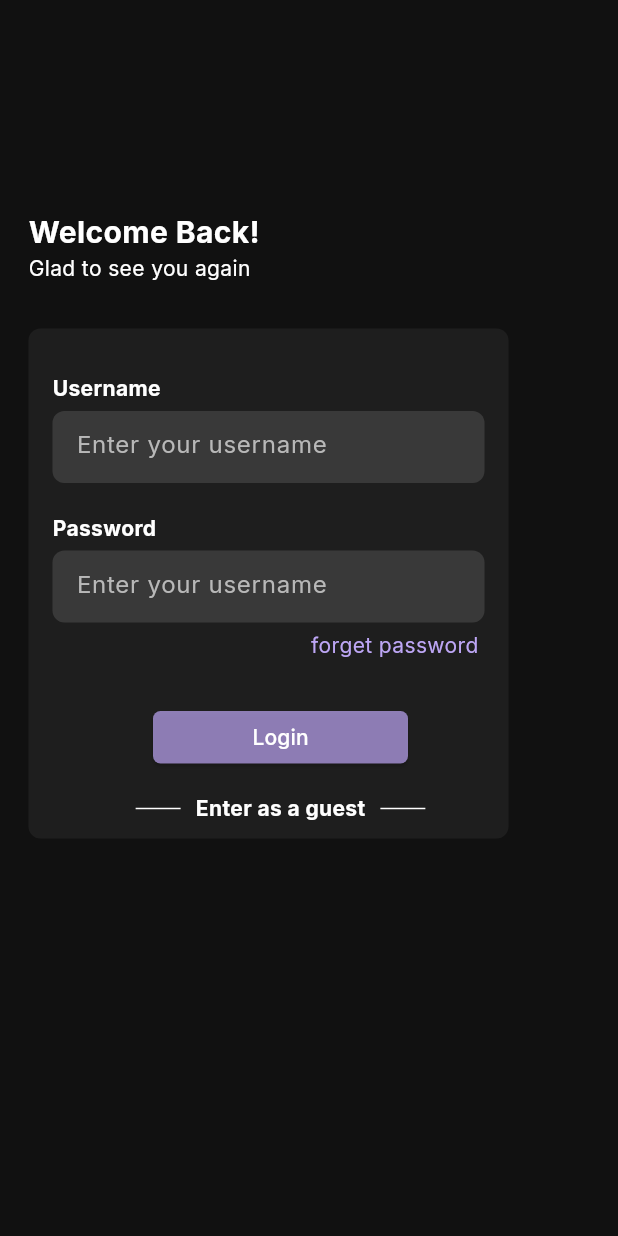
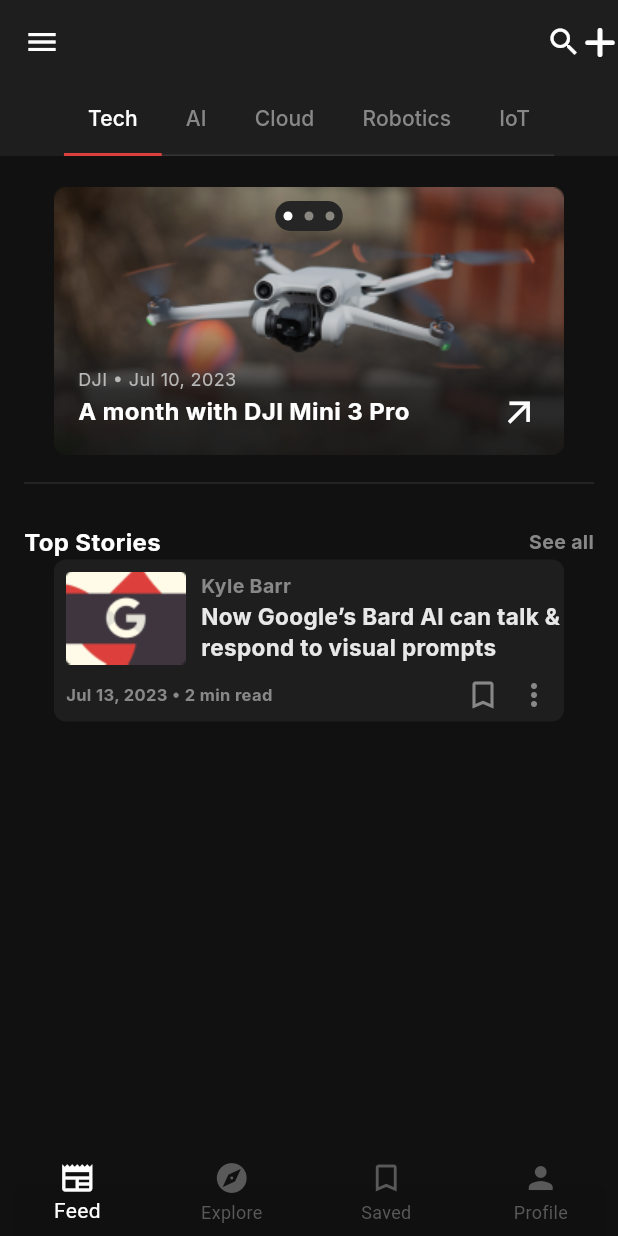
Before and after one commit to Flutter-gg-1/Project-5, a Flutter app: the screen it shows after launch, after a tap on "Login", on a phone screen of 412 x 824 dp. Run offline on Flutter 3.47's test engine with Material 3 defaults, Android fonts, the phone set to English and light mode, and no system bars; drawn by our look-alikes of carousel_slider, smooth_page_indicator; our stand-ins replace get_it, get_storage, google_fonts, icons_plus.

Commit message:
done form blog contant ui

```diff
--- /dev/null
+++ b/lib/page/Home_page.dart
@@ -0,0 +1,119 @@
+import 'package:carousel_slider/carousel_slider.dart';
+import 'package:flutter/material.dart';
+import 'package:google_fonts/google_fonts.dart';
+import 'package:icons_plus/icons_plus.dart';
+import 'package:pro_5/widget/home_page/blog_card_widget.dart';
+import 'package:pro_5/widget/home_page/blog_slider_widget.dart';
+import 'package:smooth_page_indicator/smooth_page_indicator.dart';
+
+class HomePage extends StatelessWidget {
+  const HomePage({super.key});
+
+  @override
+  Widget build(BuildContext context) {
+    return DefaultTabController(
+      length: 5,
+      child: Scaffold(
+        backgroundColor: const Color(0xff111111),
+        appBar: AppBar(
+          backgroundColor: const Color(0xff1E1E1E),
+          leading: const Icon(
+            Icons.menu,
+            color: Colors.white,
+          ),
+          actions: const [
+            Icon(Icons.search, color: Colors.white),
+            Icon(
+              FontAwesome.plus_solid,
+              color: Colors.white,
+            ),
+          ],
+          bottom: TabBar(
+            tabAlignment: TabAlignment.center,
+            indicatorSize: TabBarIndicatorSize.tab,
+            indicatorColor: const Color(0xffDD403C),
+            unselectedLabelColor: const Color(0xff888888),
+            labelColor: Colors.white,
+            dividerColor: const Color(0xffFFFFFF).withOpacity(0.1),
+            tabs: [
+              Tab(
+                child: Text(
+                  "Tech",
+                  style: GoogleFonts.inter(),
+                ),
+              ),
+              Tab(
+                child: Text(
+                  "AI",
+                  style: GoogleFonts.inter(),
+                ),
+              ),
+              Tab(
+                child: Text(
+                  "Cloud",
+                  style: GoogleFonts.inter(),
+                ),
+              ),
+              Tab(
+                child: Text(
+                  "Robotics",
+                  style: GoogleFonts.inter(),
+                ),
+              ),
+              Tab(
+                child: Text(
+                  "IoT",
+                  style: GoogleFonts.inter(),
+                ),
+              )
+            ],
+          ),
+        ),
+        body: SingleChildScrollView(
+          child: Column(
+            children: [
+              const SizedBox(
+                height: 20,
+              ),
+              const Center(child: BlogSliderWidget()),
+              const SizedBox(
+                height: 10,
+              ),
+              Divider(
+                endIndent: 16,
+                indent: 16,
+                color: const Color(0xffFFFFFF).withOpacity(0.1),
+              ),
+              const SizedBox(
+                height: 20,
+              ),
+              Padding(
+                padding: const EdgeInsets.symmetric(horizontal: 16),
+                child: Row(
+                  mainAxisAlignment: MainAxisAlignment.spaceBetween,
+                  children: [
+                    Text("Top Stories",
+                        style: GoogleFonts.inter(
+                            color: Colors.white,
+                            fontWeight: FontWeight.bold,
+                            fontSize: 16)),
+                    Text(
+                      "See all",
+                      style: GoogleFonts.inter(
+                          color: const Color(0xff888888),
+                          fontWeight: FontWeight.bold,
+                          fontSize: 13),
+                    ),
+                  ],
+                ),
+              ),
+
+
+             const BlogCardWidget()
+            ],
+          ),
+        ),
+      ),
+    );
+  }
+}
--- a/lib/page/login_page.dart
+++ b/lib/page/login_page.dart
@@ -1,6 +1,7 @@
 import 'package:flutter/material.dart';
 import 'package:google_fonts/google_fonts.dart';
-import 'package:pro_5/widget/login_continer_widget.dart';
+
+import 'package:pro_5/widget/login_page/login_continer_widget.dart';
 
 class LoginPage extends StatelessWidget {
   const LoginPage({super.key});
--- /dev/null
+++ b/lib/page/navbar_page.dart
@@ -0,0 +1,74 @@
+
+
+
+
+import 'package:flutter/cupertino.dart';
+import 'package:flutter/material.dart';
+import 'package:pro_5/page/Home_page.dart';
+
+class NavbarPage extends StatefulWidget {
+  const NavbarPage({super.key});
+
+  @override
+  State<NavbarPage> createState() => _NavbarPageState();
+}
+
+class _NavbarPageState extends State<NavbarPage> {
+
+
+  List<Widget> navWidgetList = [
+    const HomePage(),
+    const HomePage(),
+    const HomePage(),
+    const HomePage(),
+  ];
+
+
+  int navIndex = 0;
+  @override
+  Widget build(BuildContext context) {
+    return  Scaffold(
+
+        backgroundColor: const Color(0xff111111),
+
+
+
+
+      bottomNavigationBar:  BottomNavigationBar(
+
+        currentIndex: navIndex ,
+        backgroundColor: const Color(0xff111111).withOpacity(0.84),
+        type: BottomNavigationBarType.fixed,
+        unselectedItemColor: const Color(0xff595959),
+        selectedItemColor: Colors.white,
+
+        onTap: (value) {
+
+          navIndex = value;
+          setState(() {
+
+          });
+        },
+
+
+        items: const [
+
+          BottomNavigationBarItem(icon: Icon(Icons.newspaper), label: "Feed"),
+          BottomNavigationBarItem(icon: Icon(Icons.explore), label: "Explore"),
+          BottomNavigationBarItem(icon: Icon(Icons.bookmark_outline), label: "Saved"),
+          BottomNavigationBarItem(icon: Icon(Icons.person), label: "Profile"),
+        ],
+
+
+      ),
+
+
+
+      body:navWidgetList[navIndex] ,
+
+
+
+
+    );
+  }
+}
--- /dev/null
+++ b/lib/widget/home_page/blog_card_widget.dart
@@ -0,0 +1,101 @@
+import 'package:flutter/material.dart';
+import 'package:google_fonts/google_fonts.dart';
+import 'package:pro_5/page/blog_contant_page.dart';
+
+class BlogCardWidget extends StatelessWidget {
+  const BlogCardWidget({
+    super.key,
+  });
+
+  @override
+  Widget build(BuildContext context) {
+    return GestureDetector(
+      onTap: () {
+        Navigator.of(context).push(MaterialPageRoute(builder: (context) {
+
+
+          return const BlogContantPage();
+
+
+        },));
+      },
+      child: Container(
+        width: 340,
+        height: 108,
+        decoration: BoxDecoration(
+            color: const Color(0xff1E1E1E),
+            borderRadius: BorderRadius.circular(8)),
+        child: Column(
+          children: [
+            Padding(
+              padding: const EdgeInsets.only(left: 8, top: 8),
+              child: Row(
+                children: [
+                  Image.asset(
+                    "asset/img/STK156_Instagram_threads_2 2.png",
+                    width: 80,
+                    height: 62,
+                  ),
+                  SizedBox(
+                    width: 10,
+                  ),
+                  Column(
+                    crossAxisAlignment: CrossAxisAlignment.start,
+                    children: [
+                      Text("Kyle Barr",
+                          style: GoogleFonts.inter(
+                              color: const Color(0xff888888),
+                              fontWeight: FontWeight.bold,
+                              fontSize: 13)),
+                      SizedBox(
+                        width: 240,
+                        child: Text(
+                          "Now Google’s Bard AI can talk & respond to visual prompts",
+                          style: GoogleFonts.inter(
+                              color: const Color(0xffE8E8E8),
+                              fontWeight: FontWeight.bold,
+                              fontSize: 15),
+                        ),
+                      ),
+                    ],
+                  )
+                ],
+              ),
+            ),
+            SizedBox(
+              height: 8,
+            ),
+            Padding(
+              padding: const EdgeInsets.symmetric(horizontal: 8),
+              child: Row(
+                children: [
+                  Text(
+                    "Jul 13, 2023 • 2 min read",
+                    style: GoogleFonts.inter(
+                        color: const Color(0xff888888),
+                        fontWeight: FontWeight.bold,
+                        fontSize: 11),
+                  ),
+                  const Spacer(
+                    flex: 1,
+                  ),
+                  const Icon(
+                    Icons.bookmark_outline,
+                    color: Color(0xff888888),
+                  ),
+                  const SizedBox(
+                    width: 10,
+                  ),
+                  const Icon(
+                    Icons.more_vert,
+                    color: Color(0xff888888),
+                  )
+                ],
+              ),
+            )
+          ],
+        ),
+      ),
+    );
+  }
+}
--- /dev/null
+++ b/lib/widget/home_page/blog_slider_widget.dart
@@ -0,0 +1,109 @@
+import 'package:carousel_slider/carousel_slider.dart';
+import 'package:flutter/material.dart';
+import 'package:google_fonts/google_fonts.dart';
+import 'package:smooth_page_indicator/smooth_page_indicator.dart';
+
+class BlogSliderWidget extends StatefulWidget {
+  const BlogSliderWidget({
+    super.key,
+  });
+  // final Function(int, CarouselPageChangedReason)? onPageChanged;
+
+  @override
+  State<BlogSliderWidget> createState() => _BlogSliderWidgetState();
+}
+
+class _BlogSliderWidgetState extends State<BlogSliderWidget> {
+  int indicatorIndex = 0;
+
+
+
+  @override
+  Widget build(BuildContext context) {
+    return SizedBox(
+      // color: Colors.red,
+      height: 180,
+      width: 340,
+      child: Stack(
+        children: [
+          CarouselSlider(
+            items: [
+              Image.asset("asset/img/STK156_Instagram_threads_2 1.png"),
+              Image.asset("asset/img/STK156_Instagram_threads_2 1.png"),
+              Image.asset("asset/img/STK156_Instagram_threads_2 1.png"),
+            ],
+
+            options: CarouselOptions(
+                height: double.infinity,
+                enableInfiniteScroll: false,
+                viewportFraction: 1,
+                onPageChanged: (index, reason) {
+
+                  indicatorIndex = index;
+
+                  setState(() {
+
+                  });
+                },
+                ),
+          ),
+          Padding(
+            padding: const EdgeInsets.only(top: 10),
+            child: Align(
+              alignment: Alignment.topCenter,
+              child: Container(
+                width: 45,
+                height: 20,
+                decoration: BoxDecoration(
+                    borderRadius: BorderRadius.circular(16),
+                    color: const Color(0xff252525)),
+                child:  Center(
+                  child: AnimatedSmoothIndicator(
+                      activeIndex: indicatorIndex,
+                      effect: const WormEffect(
+                        dotColor: Color(0xff8a8680),
+                        activeDotColor: Color(0xffFFFFFF),
+                        dotHeight: 6,
+                        dotWidth: 6,
+                      ),
+                      count: 3),
+                ),
+              ),
+            ),
+          ),
+
+          SizedBox(
+            // color: Colors.amber,
+            width: double.infinity,
+            // height: 20,
+            child: Padding(
+              padding: const EdgeInsets.only(bottom: 16,left: 16),
+              child: Column(
+                mainAxisAlignment: MainAxisAlignment.end,
+                crossAxisAlignment: CrossAxisAlignment.start,
+
+                children: [
+
+                  Text("DJI • Jul 10, 2023" ,style: GoogleFonts.inter(color: const Color(0xffB8B8B8),fontSize: 12),),
+                  Row(
+                    mainAxisAlignment: MainAxisAlignment.spaceBetween,
+                    children: [
+                      Text("A month with DJI Mini 3 Pro" ,style: GoogleFonts.inter(color: Colors.white,fontSize: 16,fontWeight: FontWeight.bold),),
+
+                      const Padding(
+                        padding: EdgeInsets.only(right: 16),
+                        child: Icon(Icons.arrow_outward,color: Colors.white,size: 27,),
+                      )
+                    ],
+                  ),
+                ],
+              ),
+            ),
+          )
+
+
+        ],
+      ),
+    );
+  }
+}
--- a/lib/widget/login_continer_widget.dart
+++ b/lib/widget/login_page/login_continer_widget.dart
@@ -1,5 +1,7 @@
 import 'package:flutter/material.dart';
 import 'package:google_fonts/google_fonts.dart';
+import 'package:pro_5/page/home_page.dart';
+import 'package:pro_5/page/navbar_page.dart';
 import 'package:pro_5/widget/login_page/gust_row_widget.dart';
 import 'package:pro_5/widget/textfield_widget.dart';
 
@@ -22,22 +24,22 @@ class LoginContinerWidget extends StatelessWidget {
           mainAxisAlignment: MainAxisAlignment.center,
           crossAxisAlignment: CrossAxisAlignment.start,
           children: [
-            SizedBox(height:20 ,),
+            const SizedBox(height:20 ,),
             Text("Username",
                 style: GoogleFonts.inter(
                   color: Colors.white, fontWeight: FontWeight.bold
                 )),
-                SizedBox(height:5 ,),
+                const SizedBox(height:5 ,),
             const Padding(
               padding: EdgeInsets.only(right: 16),
               child: TextfieldWidget(),
             ),
-            SizedBox(height:20 ,),
+            const SizedBox(height:20 ,),
             Text("Password",
                 style: GoogleFonts.inter(
                   color: Colors.white, fontWeight: FontWeight.bold
                 )),
-                SizedBox(height:5 ,),
+                const SizedBox(height:5 ,),
             const Padding(
               padding: EdgeInsets.only(right: 16),
               child: TextfieldWidget(),
@@ -55,7 +57,7 @@ class LoginContinerWidget extends StatelessWidget {
               ),
             ),
 
-            SizedBox(height: 34,),
+            const SizedBox(height: 34,),
             Align(
               alignment: Alignment.center,
               child: SizedBox(
@@ -66,7 +68,15 @@ class LoginContinerWidget extends StatelessWidget {
                       backgroundColor: const Color(0xffBDA6F5).withOpacity(0.71),
                       shape: RoundedRectangleBorder(
                           borderRadius: BorderRadius.circular(5))),
-                  onPressed: () {},
+                  onPressed: () {
+
+                    Navigator.of(context).pushReplacement(MaterialPageRoute(builder: (context) {
+
+
+                      return const NavbarPage();
+
+                    },));
+                  },
                   child: Text(
                     "Login",
                     style: GoogleFonts.inter(color: Colors.white),
```
Also changed, not shown: lib/page/blog_contant_page.dart (added, +151 -0 lines), lib/widget/blog_conatan_page/bold_title_widget.dart (added, +24 -0 lines), lib/widget/blog_conatan_page/socail_midea_icons.dart (added, +31 -0 lines), lib/widget/blog_conatan_page/text_blog_widget.dart (added, +28 -0 lines), pubspec.yaml (+5 -2 lines), asset/img/Image.png (added), asset/img/STK156_Instagram_threads_2 1.png (added), asset/img/STK156_Instagram_threads_2 2.png (added), asset/img/Vector (5).png (added), pubspec.lock.
